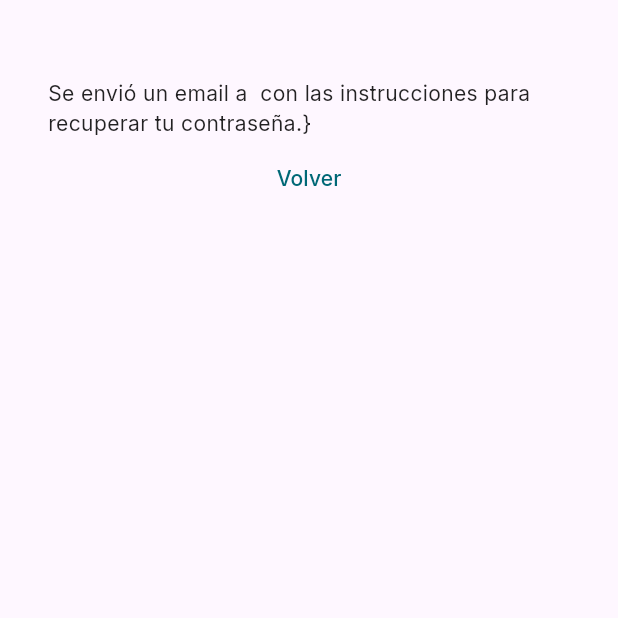
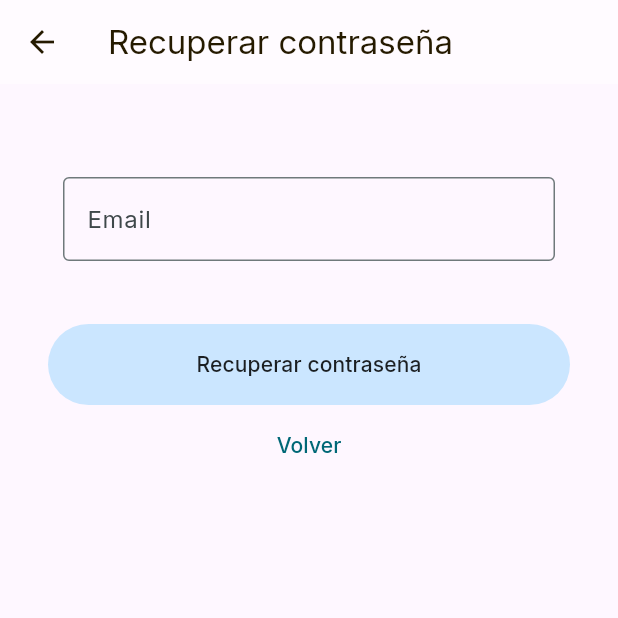
Before and after one commit to AgustinJerusalinsky/YAFTA, a Flutter app: the ForgotPasswordScreen screen opened directly, on a phone screen of 412 x 824 dp, the top half of it. Run offline on Flutter 3.47's test engine with Material 2 defaults, Android fonts, the phone set to English and light mode, and no system bars; our stand-ins replace cloud_firestore, firebase_analytics, firebase_auth, firebase_core, firebase_crashlytics, firebase_remote_config and 5 more; accounts and stored records are empty.

Commit message:
implement recover password flow

```diff
--- a/lib/screens/auth/forgot_password.dart
+++ b/lib/screens/auth/forgot_password.dart
@@ -3,8 +3,10 @@ import 'package:flutter/material.dart';
 import 'package:yafta/design_system/molecules/text_field.dart';
 import 'package:yafta/design_system/molecules/yafta_overlay_loading.dart';
 import 'package:yafta/routing/router_utils.dart';
+import 'package:yafta/services/auth_provider.dart';
 import 'package:yafta/utils/errors.dart';
 import 'package:yafta/utils/validators.dart';
+import 'package:provider/provider.dart';
 
 import '../../design_system/atoms/yafta_logo.dart';
 import '../../design_system/molecules/button.dart';
@@ -31,8 +33,7 @@ class _ForgotPasswordScreenState extends State<ForgotPasswordScreen> {
       });
       try {
         final email = _emailController.text.trim();
-
-        // await context.read<AuthProvider>().login(email, password);
+        await context.read<AuthProvider>().resetPassword(email);
         setState(() {
           _submitting = false;
           _success = true;
@@ -49,6 +50,10 @@ class _ForgotPasswordScreenState extends State<ForgotPasswordScreen> {
   @override
   Widget build(BuildContext context) {
     return Scaffold(
+        appBar: AppBar(
+          leading: const BackButton(),
+          title: const Text("Recuperar contraseña"),
+        ),
         resizeToAvoidBottomInset: false,
         body: YaftaOverlayLoading(
             isLoading: _submitting,
@@ -62,11 +67,7 @@ class _ForgotPasswordScreenState extends State<ForgotPasswordScreen> {
                 },
                 key: _formKey,
                 child: ListView(children: [
-                  if (_success) ...[
-                    const Padding(
-                      padding: EdgeInsets.symmetric(vertical: 16),
-                      child: YaftaLogo.imagotype(),
-                    ),
+                  if (!_success) ...[
                     YaftaTextField(
                       label: "Email",
                       textController: _emailController,
@@ -90,8 +91,15 @@ class _ForgotPasswordScreenState extends State<ForgotPasswordScreen> {
                         secondary: true,
                         text: "Recuperar contraseña"),
                   ] else ...[
+                    Padding(
+                      padding: const EdgeInsets.symmetric(vertical: 16.0),
+                      child: Image.asset(
+                        'assets/auth/email_sent.png',
+                        width: 30,
+                      ),
+                    ),
                     Text(
-                        "Se envió un email a ${_emailController.text.trim()} con las instrucciones para recuperar tu contraseña.}")
+                        "Se envió un email a ${_emailController.text.trim()} con las instrucciones para recuperar tu contraseña.")
                   ],
                   YaftaButton(
                       variant: "text",
--- a/lib/screens/auth/login.dart
+++ b/lib/screens/auth/login.dart
@@ -86,10 +86,10 @@ class _LoginScreenState extends State<LoginScreen> {
                     editingController: _passwordController,
                   ),
                   YaftaButton(
+                      variant: 'text',
                       text: "Olvidé mi contraseña",
-                      onPressed: () {
-                        context.go(AppRoutes.forgotPassword.path);
-                      }),
+                      onPressed: () =>
+                          context.go(AppRoutes.forgotPassword.path)),
                   const SizedBox(height: 32),
                   if (_errorMessage.isNotEmpty)
                     Padding(
--- a/lib/services/auth_provider.dart
+++ b/lib/services/auth_provider.dart
@@ -40,8 +40,8 @@ class AuthProvider extends ChangeNotifier {
     await _auth.sendPasswordResetEmail(email: email);
   }
 
-  void resetPassword(String email) async {
-    await _auth.sendPasswordResetEmail(email: email);
+  Future<void> resetPassword(String email) async {
+    return await _auth.sendPasswordResetEmail(email: email);
   }
 
   User? _userFromFirebase(auth.User? user) {
--- a/pubspec.yaml
+++ b/pubspec.yaml
@@ -73,6 +73,7 @@ flutter:
   # To add assets to your application, add an assets section, like this:
   assets:
     - assets/brand/
+    - assets/auth/
 
   # An image asset can refer to one or more resolution-specific "variants", see
   # https://flutter.dev/assets-and-images/#resolution-aware
```
Also changed, not shown: lib/routing/router_provider.dart (+23 -1 lines), lib/screens/dashboard/home.dart (+4 -10 lines), assets/auth/email_sent.png (added).
